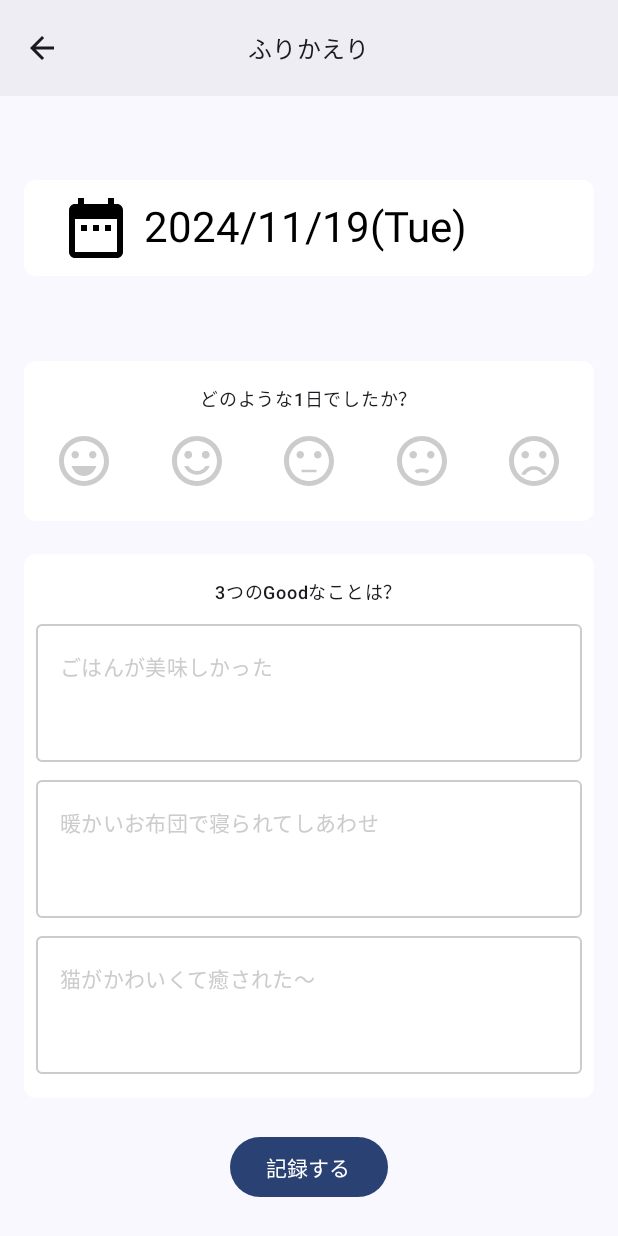
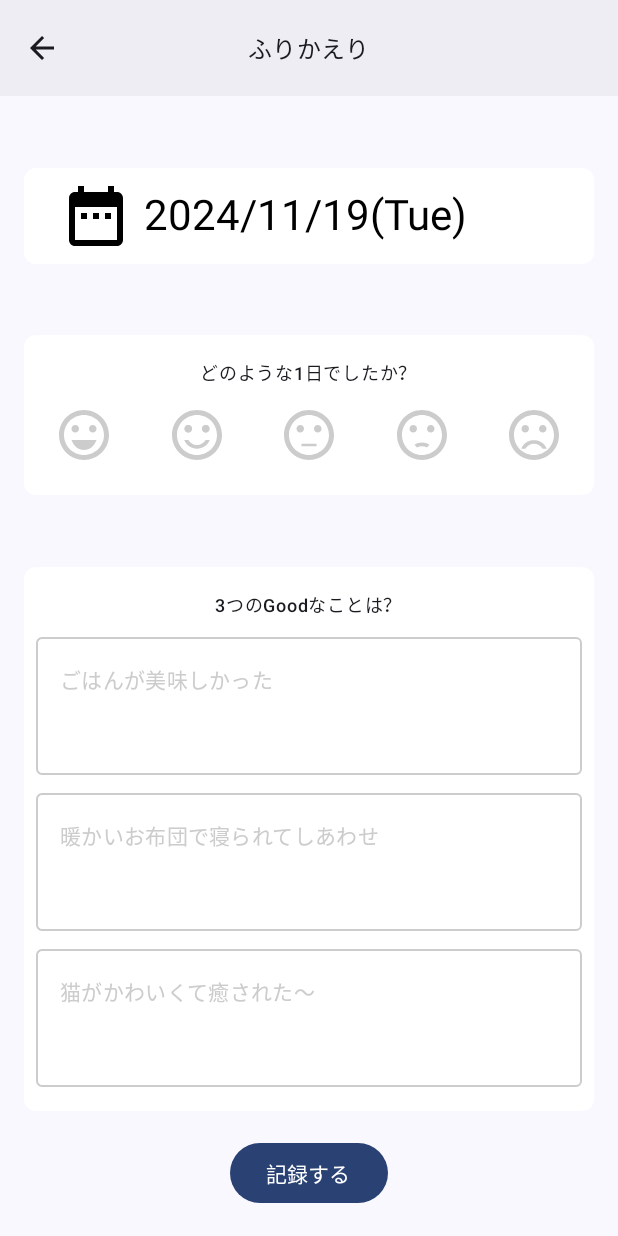
Before and after one commit to rnk0085/selfcare, an Android app built with Jetpack Compose: the ReflectionScreen screen opened through its navigation route, on a phone screen of 412 x 824 dp. Run offline under Robolectric (Android 15) with nearby library versions, the phone set to English and light mode, and no system bars.

```diff
--- a/app/src/main/java/com/rnk0085/selfcare/ui/screen/reflection/page/ReflectionPage.kt
+++ b/app/src/main/java/com/rnk0085/selfcare/ui/screen/reflection/page/ReflectionPage.kt
@@ -29,8 +29,8 @@ import com.rnk0085.selfcare.R
 import com.rnk0085.selfcare.ui.currentTimeMillis
 import com.rnk0085.selfcare.ui.screen.reflection.component.GoodThingItem
 import com.rnk0085.selfcare.ui.screen.reflection.component.KeyboardEvent
-import com.rnk0085.selfcare.ui.screen.reflection.component.MoodSelector
-import com.rnk0085.selfcare.ui.screen.reflection.component.MoodType
+import com.rnk0085.selfcare.ui.screen.reflection.section.moodSelector.MoodSelectorSection
+import com.rnk0085.selfcare.ui.screen.reflection.section.moodSelector.MoodType
 import com.rnk0085.selfcare.ui.screen.reflection.component.ThreeGoodThings
 import com.rnk0085.selfcare.ui.screen.reflection.section.diaryDatePicker.DiaryDatePickerSection
 import com.rnk0085.selfcare.ui.theme.SelfcareTheme
@@ -80,10 +80,12 @@ internal fun ReflectionPage(
 
         Spacer(modifier = Modifier.height(Spacing.Medium))
 
-        MoodSelector(
+        MoodSelectorSection(
             selectedMood = selectedMood,
             onMoodSelected = { selectedMood = it },
         )
+
+        Spacer(modifier = Modifier.height(Spacing.Medium))
 
         ThreeGoodThings(
             goodThingItems = listOf(
```
Also changed, not shown: app/src/main/java/com/rnk0085/selfcare/ui/screen/reflection/section/moodSelector/MoodIconButton.kt (added, +41 -0 lines), app/src/main/java/com/rnk0085/selfcare/ui/screen/reflection/section/moodSelector/MoodSelectorSection.kt (renamed from app/src/main/java/com/rnk0085/selfcare/ui/screen/reflection/component/MoodSelector.kt, +3 -34 lines), app/src/main/java/com/rnk0085/selfcare/ui/screen/reflection/section/moodSelector/MoodType.kt (added, +11 -0 lines).
